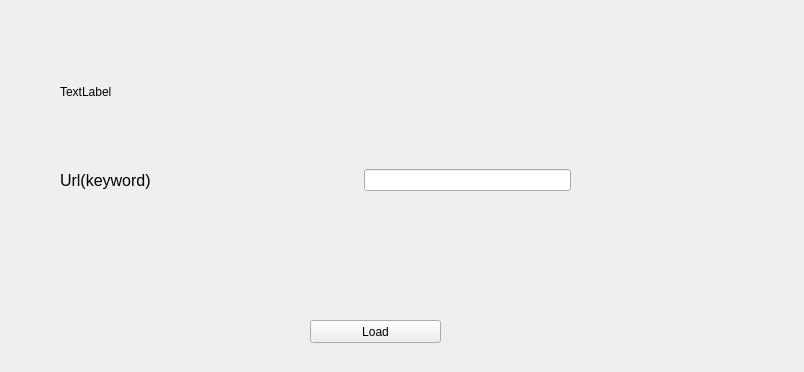
Old version of the form data.ui in the repository Shikhar21121999/Password-keeper.
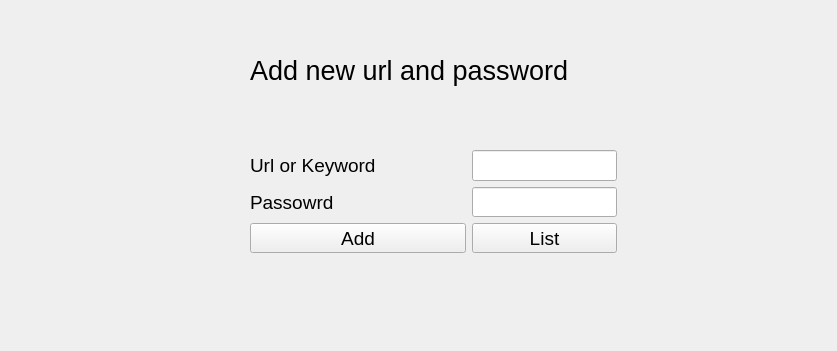
New version of the form. The open tabs and pages were chosen to show the change.

The edit to the form file:
```diff
--- a/data.ui
+++ b/data.ui
@@ -6,10 +6,15 @@
    <rect>
     <x>0</x>
     <y>0</y>
-    <width>804</width>
-    <height>372</height>
+    <width>837</width>
+    <height>351</height>
    </rect>
   </property>
+  <property name="font">
+   <font>
+    <pointsize>14</pointsize>
+   </font>
+  </property>
   <property name="windowTitle">
    <string>MainWindow</string>
   </property>
@@ -17,64 +22,87 @@
    <widget class="QStackedWidget" name="stackedWidget">
     <property name="geometry">
      <rect>
-      <x>10</x>
-      <y>0</y>
-      <width>781</width>
-      <height>291</height>
+      <x>50</x>
+      <y>30</y>
+      <width>731</width>
+      <height>301</height>
      </rect>
     </property>
     <property name="currentIndex">
      <number>1</number>
     </property>
     <widget class="QWidget" name="page">
+     <widget class="QLabel" name="label_3">
+      <property name="geometry">
+       <rect>
+        <x>200</x>
+        <y>20</y>
+        <width>371</width>
+        <height>41</height>
+       </rect>
+      </property>
+      <property name="font">
+       <font>
+        <pointsize>20</pointsize>
+       </font>
+      </property>
+      <property name="text">
+       <string>Add new url and password</string>
+      </property>
+     </widget>
      <widget class="QWidget" name="">
       <property name="geometry">
        <rect>
-        <x>50</x>
-        <y>20</y>
-        <width>511</width>
-        <height>171</height>
+        <x>200</x>
+        <y>120</y>
+        <width>367</width>
+        <height>103</height>
        </rect>
       </property>
-      <layout class="QVBoxLayout" name="verticalLayout">
-       <item>
+      <layout class="QGridLayout" name="gridLayout">
+       <item row="0" column="0">
         <widget class="QLabel" name="label">
+         <property name="font">
+          <font>
+           <pointsize>14</pointsize>
+          </font>
+         </property>
          <property name="text">
-          <string>TextLabel</string>
+          <string>Url or Keyword                 </string>
          </property>
         </widget>
        </item>
-       <item>
-        <layout class="QHBoxLayout" name="horizontalLayout">
-         <item>
-          <widget class="QLabel" name="label_2">
-           <property name="font">
-            <font>
-             <pointsize>12</pointsize>
-            </font>
-           </property>
-           <property name="text">
-            <string>Url(keyword)</string>
-           </property>
-          </widget>
-         </item>
-         <item>
-          <spacer name="horizontalSpacer">
-           <property name="orientation">
-            <enum>Qt::Horizontal</enum>
-           </property>
-           <property name="sizeHint" stdset="0">
-            <size>
-             <width>40</width>
-             <height>20</height>
-            </size>
-           </property>
-          </spacer>
-         </item>
-         <item>
-          <widget class="QLineEdit" name="lineEdit"/>
-         </item>
-        </layout>
+       <item row="0" column="1">
+        <widget class="QLineEdit" name="lineEdit"/>
+       </item>
+       <item row="1" column="0">
+        <widget class="QLabel" name="label_2">
+         <property name="font">
+          <font>
+           <pointsize>14</pointsize>
+          </font>
+         </property>
+         <property name="text">
+          <string>Passowrd                 </string>
+         </property>
+        </widget>
+       </item>
+       <item row="1" column="1">
+        <widget class="QLineEdit" name="lineEdit_2"/>
+       </item>
+       <item row="2" column="0">
+        <widget class="QPushButton" name="pushButton">
+         <property name="text">
+          <string>Add</string>
+         </property>
+        </widget>
+       </item>
+       <item row="2" column="1">
+        <widget class="QPushButton" name="pushButton_2">
+         <property name="text">
+          <string>List</string>
+         </property>
+        </widget>
        </item>
       </layout>
      </widget>
@@ -111,19 +139,6 @@
      </widget>
     </widget>
    </widget>
-   <widget class="QPushButton" name="pushButton">
-    <property name="geometry">
-     <rect>
-      <x>310</x>
-      <y>320</y>
-      <width>131</width>
-      <height>23</height>
-     </rect>
-    </property>
-    <property name="text">
-     <string>Load</string>
-    </property>
-   </widget>
   </widget>
  </widget>
  <resources/>
```
Left out of the diff: 33 changed lines with no effect on the pictures.
